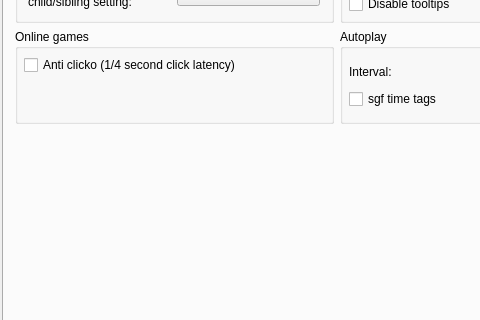
First picture: the form in src/preferences_gui.ui, repository bernds/q5Go, before the edit; both pictures show x 0 to 480 and y 155 to 475 of the 673 by 776 pixel window.
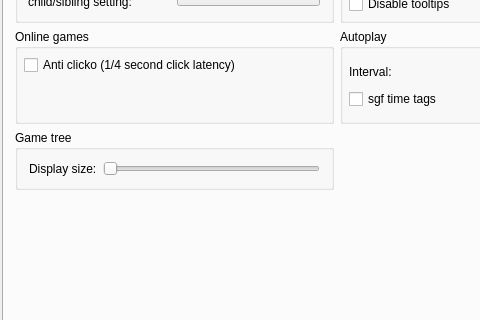
Second picture: the form after the edit. The open tabs and pages were chosen to show the change. Icons and pictures are not drawn. Custom widgets are drawn as their Qt base class.

Commit message: Make the game tree resizable and ensure the header font is small enough

The edit to the form file:
```diff
--- a/src/preferences_gui.ui
+++ b/src/preferences_gui.ui
@@ -1238,15 +1238,15 @@
          </layout>
         </widget>
        </item>
-       <item row="5" column="0">
-        <spacer name="verticalSpacer_16">
+       <item row="3" column="2">
+        <spacer name="horizontalSpacer_4">
          <property name="orientation">
-          <enum>Qt::Vertical</enum>
+          <enum>Qt::Horizontal</enum>
          </property>
          <property name="sizeHint" stdset="0">
           <size>
-           <width>20</width>
-           <height>0</height>
+           <width>40</width>
+           <height>20</height>
           </size>
          </property>
         </spacer>
@@ -1360,6 +1360,48 @@
          </layout>
         </widget>
        </item>
+       <item row="5" column="0">
+        <spacer name="verticalSpacer_16">
+         <property name="orientation">
+          <enum>Qt::Vertical</enum>
+         </property>
+         <property name="sizeHint" stdset="0">
+          <size>
+           <width>20</width>
+           <height>0</height>
+          </size>
+         </property>
+        </spacer>
+       </item>
+       <item row="3" column="0">
+        <widget class="QGroupBox" name="groupBox">
+         <property name="title">
+          <string>Game tree</string>
+         </property>
+         <layout class="QGridLayout" name="gridLayout_12">
+          <item row="0" column="1">
+           <widget class="QSlider" name="gameTreeSizeSlider">
+            <property name="minimum">
+             <number>30</number>
+            </property>
+            <property name="maximum">
+             <number>60</number>
+            </property>
+            <property name="orientation">
+             <enum>Qt::Horizontal</enum>
+            </property>
+           </widget>
+          </item>
+          <item row="0" column="0">
+           <widget class="QLabel" name="label_21">
+            <property name="text">
+             <string>Display size:</string>
+            </property>
+           </widget>
+          </item>
+         </layout>
+        </widget>
+       </item>
       </layout>
      </widget>
      <widget class="QWidget" name="tab">
```
Left out of the diff: 240 changed lines with no effect on the pictures. The commit also changes 5 other files.
